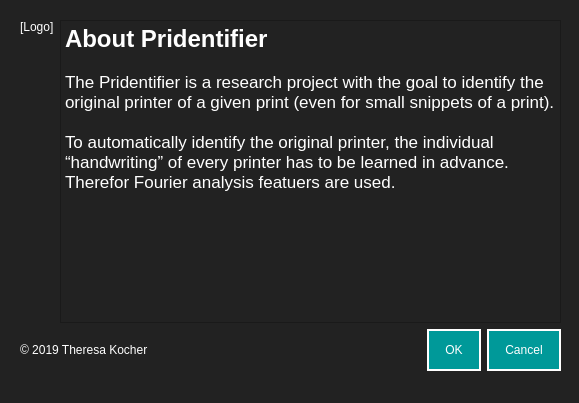
Before: the Qt Designer form design/dialog_aboutPridentifier.ui in resa89/pridentifier, drawn with Qt 5.
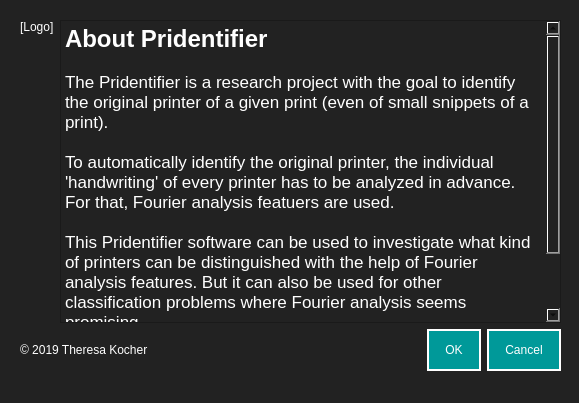
After: the same form once the commit is applied.

What changed in the file:
```diff
--- a/design/dialog_aboutPridentifier.ui
+++ b/design/dialog_aboutPridentifier.ui
@@ -79,9 +79,13 @@
 &lt;/style&gt;&lt;/head&gt;&lt;body style=&quot; font-family:'Helvetica'; font-size:12pt; font-weight:400; font-style:normal;&quot;&gt;
 &lt;p style=&quot; margin-top:0px; margin-bottom:0px; margin-left:0px; margin-right:0px; -qt-block-indent:0; text-indent:0px;&quot;&gt;&lt;span style=&quot; font-size:18pt; font-weight:600;&quot;&gt;About Pridentifier&lt;/span&gt;&lt;/p&gt;
 &lt;p style=&quot;-qt-paragraph-type:empty; margin-top:0px; margin-bottom:0px; margin-left:0px; margin-right:0px; -qt-block-indent:0; text-indent:0px;&quot;&gt;&lt;br /&gt;&lt;/p&gt;
-&lt;p style=&quot; margin-top:0px; margin-bottom:0px; margin-left:0px; margin-right:0px; -qt-block-indent:0; text-indent:0px;&quot;&gt;&lt;span style=&quot; font-family:'.SF NS Text'; font-size:13pt;&quot;&gt;The Pridentifier is a research project with the goal to identify the original printer of a given print (even for small snippets of a print).&lt;/span&gt;&lt;/p&gt;
+&lt;p style=&quot; margin-top:0px; margin-bottom:0px; margin-left:0px; margin-right:0px; -qt-block-indent:0; text-indent:0px;&quot;&gt;&lt;span style=&quot; font-family:'.SF NS Text'; font-size:13pt;&quot;&gt;The Pridentifier is a research project with the goal to identify the original printer of a given print (even of small snippets of a print).&lt;/span&gt;&lt;/p&gt;
 &lt;p style=&quot;-qt-paragraph-type:empty; margin-top:0px; margin-bottom:0px; margin-left:0px; margin-right:0px; -qt-block-indent:0; text-indent:0px; font-family:'.SF NS Text'; font-size:13pt;&quot;&gt;&lt;br /&gt;&lt;/p&gt;
-&lt;p style=&quot; margin-top:0px; margin-bottom:0px; margin-left:0px; margin-right:0px; -qt-block-indent:0; text-indent:0px;&quot;&gt;&lt;span style=&quot; font-family:'.SF NS Text'; font-size:13pt;&quot;&gt;To automatically identify the original printer, the individual “handwriting” of every printer has to be learned in advance. Therefor Fourier analysis featuers are used.&lt;/span&gt;&lt;/p&gt;&lt;/body&gt;&lt;/html&gt;</string>
+&lt;p style=&quot; margin-top:0px; margin-bottom:0px; margin-left:0px; margin-right:0px; -qt-block-indent:0; text-indent:0px;&quot;&gt;&lt;span style=&quot; font-family:'.SF NS Text'; font-size:13pt;&quot;&gt;To automatically identify the original printer, the individual 'handwriting' of every printer has to be analyzed in advance. For that, Fourier analysis featuers are used.&lt;/span&gt;&lt;/p&gt;
+&lt;p style=&quot;-qt-paragraph-type:empty; margin-top:0px; margin-bottom:0px; margin-left:0px; margin-right:0px; -qt-block-indent:0; text-indent:0px; font-family:'.SF NS Text'; font-size:13pt;&quot;&gt;&lt;br /&gt;&lt;/p&gt;
+&lt;p style=&quot; margin-top:0px; margin-bottom:0px; margin-left:0px; margin-right:0px; -qt-block-indent:0; text-indent:0px;&quot;&gt;&lt;span style=&quot; font-family:'.SF NS Text'; font-size:13pt;&quot;&gt;This Pridentifier software can be used to investigate what kind of printers can be distinguished with the help of Fourier analysis features. But it can also be used for other classification problems where Fourier analysis seems promising. &lt;/span&gt;&lt;/p&gt;
+&lt;p style=&quot;-qt-paragraph-type:empty; margin-top:0px; margin-bottom:0px; margin-left:0px; margin-right:0px; -qt-block-indent:0; text-indent:0px; font-family:'.SF NS Text'; font-size:13pt;&quot;&gt;&lt;br /&gt;&lt;/p&gt;
+&lt;p style=&quot; margin-top:0px; margin-bottom:0px; margin-left:0px; margin-right:0px; -qt-block-indent:0; text-indent:0px;&quot;&gt;&lt;span style=&quot; font-family:'.SF NS Text'; font-size:13pt;&quot;&gt;Feel free to investigate your forensic classification problems with the Pridentifier.&lt;/span&gt;&lt;/p&gt;&lt;/body&gt;&lt;/html&gt;</string>
         </property>
        </widget>
       </item>
```
